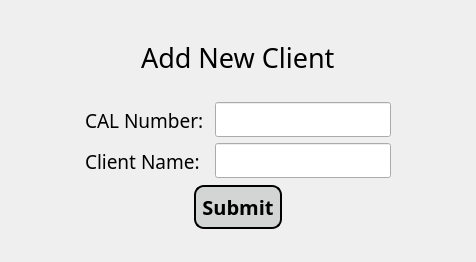
JasonLaux/DC-Boxjelly, file ui/add_client_page.ui: the form before one commit.
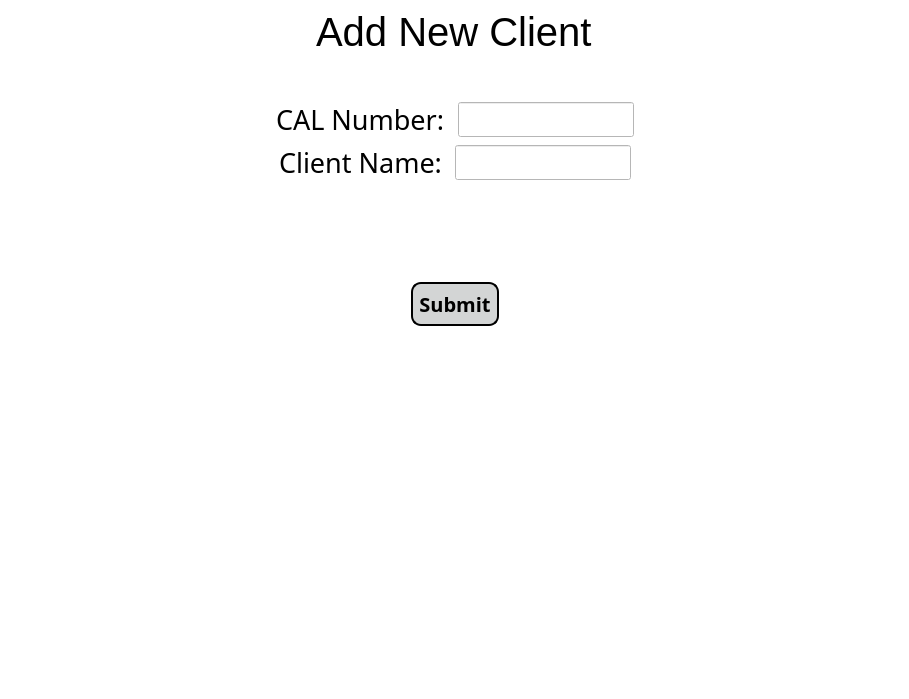
The form after the commit.

```diff
--- a/ui/add_client_page.ui
+++ b/ui/add_client_page.ui
@@ -6,41 +6,53 @@
    <rect>
     <x>0</x>
     <y>0</y>
-    <width>476</width>
-    <height>262</height>
+    <width>909</width>
+    <height>699</height>
    </rect>
   </property>
   <property name="windowTitle">
    <string>Add new client</string>
   </property>
+  <property name="styleSheet">
+   <string notr="true">background-color: rgb(255, 255, 255);</string>
+  </property>
   <widget class="QWidget" name="centralwidget">
-   <layout class="QGridLayout" name="gridLayout">
-    <item row="0" column="0">
-     <widget class="QWidget" name="widget" native="true">
-      <layout class="QGridLayout" name="gridLayout_2">
-       <item row="0" column="0">
+   <layout class="QVBoxLayout" name="verticalLayout_4">
+    <item alignment="Qt::AlignHCenter">
+     <widget class="QLabel" name="label_4">
+      <property name="maximumSize">
+       <size>
+        <width>16777215</width>
+        <height>50</height>
+       </size>
+      </property>
+      <property name="font">
+       <font>
+        <pointsize>30</pointsize>
+       </font>
+      </property>
+      <property name="text">
+       <string>Add New Client</string>
+      </property>
+     </widget>
+    </item>
+    <item>
         <layout class="QVBoxLayout" name="verticalLayout_3">
          <property name="bottomMargin">
           <number>15</number>
          </property>
-         <item alignment="Qt::AlignHCenter">
-          <widget class="QLabel" name="label_3">
-           <property name="sizePolicy">
-            <sizepolicy hsizetype="Preferred" vsizetype="Expanding">
-             <horstretch>0</horstretch>
-             <verstretch>0</verstretch>
-            </sizepolicy>
-           </property>
-           <property name="font">
-            <font>
-             <family>SimSun-ExtB</family>
-             <pointsize>20</pointsize>
-            </font>
-           </property>
-           <property name="text">
-            <string>Add New Client</string>
-           </property>
-          </widget>
+      <item>
+       <spacer name="verticalSpacer_4">
+        <property name="orientation">
+         <enum>Qt::Vertical</enum>
+        </property>
+        <property name="sizeHint" stdset="0">
+         <size>
+          <width>20</width>
+          <height>40</height>
+         </size>
+        </property>
+       </spacer>
          </item>
          <item>
           <layout class="QHBoxLayout" name="horizontalLayout_2">
@@ -49,6 +61,9 @@
              <property name="orientation">
               <enum>Qt::Horizontal</enum>
              </property>
+          <property name="sizeType">
+           <enum>QSizePolicy::MinimumExpanding</enum>
+          </property>
              <property name="sizeHint" stdset="0">
               <size>
                <width>40</width>
@@ -58,9 +73,35 @@
             </spacer>
            </item>
            <item>
-            <layout class="QHBoxLayout" name="horizontalLayout">
+         <layout class="QVBoxLayout" name="verticalLayout">
              <item>
-              <layout class="QVBoxLayout" name="verticalLayout_2">
+           <layout class="QHBoxLayout" name="horizontalLayout_6">
+            <item>
+             <spacer name="horizontalSpacer_9">
+              <property name="orientation">
+               <enum>Qt::Horizontal</enum>
+              </property>
+              <property name="sizeHint" stdset="0">
+               <size>
+                <width>40</width>
+                <height>20</height>
+               </size>
+              </property>
+             </spacer>
+            </item>
+            <item>
+             <spacer name="horizontalSpacer_11">
+              <property name="orientation">
+               <enum>Qt::Horizontal</enum>
+              </property>
+              <property name="sizeHint" stdset="0">
+               <size>
+                <width>40</width>
+                <height>20</height>
+               </size>
+              </property>
+             </spacer>
+            </item>
                <item>
                 <widget class="QLabel" name="label">
                  <property name="sizePolicy">
@@ -72,7 +113,7 @@
                  <property name="font">
                   <font>
                    <family>SimSun-ExtB</family>
-                   <pointsize>14</pointsize>
+                <pointsize>20</pointsize>
                   </font>
                  </property>
                  <property name="text">
@@ -81,29 +122,6 @@
                 </widget>
                </item>
                <item>
-                <widget class="QLabel" name="label_2">
-                 <property name="sizePolicy">
-                  <sizepolicy hsizetype="Expanding" vsizetype="Expanding">
-                   <horstretch>0</horstretch>
-                   <verstretch>0</verstretch>
-                  </sizepolicy>
-                 </property>
-                 <property name="font">
-                  <font>
-                   <family>SimSun-ExtB</family>
-                   <pointsize>14</pointsize>
-                  </font>
-                 </property>
-                 <property name="text">
-                  <string>Client Name: </string>
-                 </property>
-                </widget>
-               </item>
-              </layout>
-             </item>
-             <item>
-              <layout class="QVBoxLayout" name="verticalLayout">
-               <item>
                 <widget class="QLineEdit" name="id_line">
                  <property name="sizePolicy">
                   <sizepolicy hsizetype="Fixed" vsizetype="Fixed">
@@ -120,7 +138,82 @@
                 </widget>
                </item>
                <item>
-                <widget class="QLineEdit" name="add_client_name_line">
+             <spacer name="horizontalSpacer_5">
+              <property name="orientation">
+               <enum>Qt::Horizontal</enum>
+              </property>
+              <property name="sizeHint" stdset="0">
+               <size>
+                <width>40</width>
+                <height>20</height>
+               </size>
+              </property>
+             </spacer>
+            </item>
+            <item>
+             <spacer name="horizontalSpacer_6">
+              <property name="orientation">
+               <enum>Qt::Horizontal</enum>
+              </property>
+              <property name="sizeHint" stdset="0">
+               <size>
+                <width>40</width>
+                <height>20</height>
+               </size>
+              </property>
+             </spacer>
+            </item>
+           </layout>
+          </item>
+          <item>
+           <layout class="QHBoxLayout" name="horizontalLayout_7">
+            <item>
+             <spacer name="horizontalSpacer_10">
+              <property name="orientation">
+               <enum>Qt::Horizontal</enum>
+              </property>
+              <property name="sizeHint" stdset="0">
+               <size>
+                <width>40</width>
+                <height>20</height>
+               </size>
+              </property>
+             </spacer>
+            </item>
+            <item>
+             <spacer name="horizontalSpacer_12">
+              <property name="orientation">
+               <enum>Qt::Horizontal</enum>
+              </property>
+              <property name="sizeHint" stdset="0">
+               <size>
+                <width>40</width>
+                <height>20</height>
+               </size>
+              </property>
+             </spacer>
+            </item>
+            <item>
+             <widget class="QLabel" name="label_3">
+              <property name="sizePolicy">
+               <sizepolicy hsizetype="Expanding" vsizetype="Expanding">
+                <horstretch>0</horstretch>
+                <verstretch>0</verstretch>
+               </sizepolicy>
+              </property>
+              <property name="font">
+               <font>
+                <family>SimSun-ExtB</family>
+                <pointsize>20</pointsize>
+               </font>
+              </property>
+              <property name="text">
+               <string>Client Name: </string>
+              </property>
+             </widget>
+            </item>
+            <item>
+             <widget class="QLineEdit" name="id_line_2">
                  <property name="sizePolicy">
                   <sizepolicy hsizetype="Fixed" vsizetype="Fixed">
                    <horstretch>0</horstretch>
@@ -135,7 +228,66 @@
                  </property>
                 </widget>
                </item>
-              </layout>
+            <item>
+             <spacer name="horizontalSpacer_7">
+              <property name="orientation">
+               <enum>Qt::Horizontal</enum>
+              </property>
+              <property name="sizeHint" stdset="0">
+               <size>
+                <width>40</width>
+                <height>20</height>
+               </size>
+              </property>
+             </spacer>
+            </item>
+            <item>
+             <spacer name="horizontalSpacer_8">
+              <property name="orientation">
+               <enum>Qt::Horizontal</enum>
+              </property>
+              <property name="sizeHint" stdset="0">
+               <size>
+                <width>40</width>
+                <height>20</height>
+               </size>
+              </property>
+             </spacer>
+            </item>
+           </layout>
+          </item>
+          <item>
+           <spacer name="verticalSpacer_5">
+            <property name="orientation">
+             <enum>Qt::Vertical</enum>
+            </property>
+            <property name="sizeHint" stdset="0">
+             <size>
+              <width>20</width>
+              <height>40</height>
+             </size>
+            </property>
+           </spacer>
+          </item>
+          <item>
+           <spacer name="verticalSpacer_3">
+            <property name="orientation">
+             <enum>Qt::Vertical</enum>
+            </property>
+            <property name="sizeHint" stdset="0">
+             <size>
+              <width>20</width>
+              <height>40</height>
+             </size>
+            </property>
+           </spacer>
+          </item>
+         </layout>
+        </item>
+        <item>
+         <layout class="QHBoxLayout" name="horizontalLayout">
+          <item>
+           <layout class="QVBoxLayout" name="verticalLayout_2"/>
              </item>
             </layout>
            </item>
@@ -144,6 +296,9 @@
              <property name="orientation">
               <enum>Qt::Horizontal</enum>
              </property>
+          <property name="sizeType">
+           <enum>QSizePolicy::Expanding</enum>
+          </property>
              <property name="sizeHint" stdset="0">
               <size>
                <width>40</width>
@@ -154,7 +309,37 @@
            </item>
           </layout>
          </item>
-         <item alignment="Qt::AlignHCenter">
+     </layout>
+    </item>
+    <item>
+     <layout class="QHBoxLayout" name="horizontalLayout_5">
+      <item>
+       <spacer name="horizontalSpacer">
+        <property name="orientation">
+         <enum>Qt::Horizontal</enum>
+        </property>
+        <property name="sizeHint" stdset="0">
+         <size>
+          <width>40</width>
+          <height>20</height>
+         </size>
+        </property>
+       </spacer>
+      </item>
+      <item>
+       <spacer name="horizontalSpacer_13">
+        <property name="orientation">
+         <enum>Qt::Horizontal</enum>
+        </property>
+        <property name="sizeHint" stdset="0">
+         <size>
+          <width>40</width>
+          <height>20</height>
+         </size>
+        </property>
+       </spacer>
+      </item>
+      <item>
           <widget class="QPushButton" name="add_client_submit_button">
            <property name="sizePolicy">
             <sizepolicy hsizetype="Fixed" vsizetype="Fixed">
@@ -198,10 +383,59 @@
            </property>
           </widget>
          </item>
-        </layout>
-       </item>
-      </layout>
-     </widget>
+      <item>
+       <spacer name="horizontalSpacer_14">
+        <property name="orientation">
+         <enum>Qt::Horizontal</enum>
+        </property>
+        <property name="sizeHint" stdset="0">
+         <size>
+          <width>40</width>
+          <height>20</height>
+         </size>
+        </property>
+       </spacer>
+      </item>
+      <item>
+       <spacer name="horizontalSpacer_2">
+        <property name="orientation">
+         <enum>Qt::Horizontal</enum>
+        </property>
+        <property name="sizeHint" stdset="0">
+         <size>
+          <width>40</width>
+          <height>20</height>
+         </size>
+        </property>
+       </spacer>
+      </item>
+     </layout>
+    </item>
+    <item>
+     <spacer name="verticalSpacer_2">
+      <property name="orientation">
+       <enum>Qt::Vertical</enum>
+      </property>
+      <property name="sizeHint" stdset="0">
+       <size>
+        <width>20</width>
+        <height>162</height>
+       </size>
+      </property>
+     </spacer>
+    </item>
+    <item>
+     <spacer name="verticalSpacer">
+      <property name="orientation">
+       <enum>Qt::Vertical</enum>
+      </property>
+      <property name="sizeHint" stdset="0">
+       <size>
+        <width>20</width>
+        <height>161</height>
+       </size>
+      </property>
+     </spacer>
     </item>
    </layout>
   </widget>
```
Lines whose indentation alone changed are shown as unchanged.
